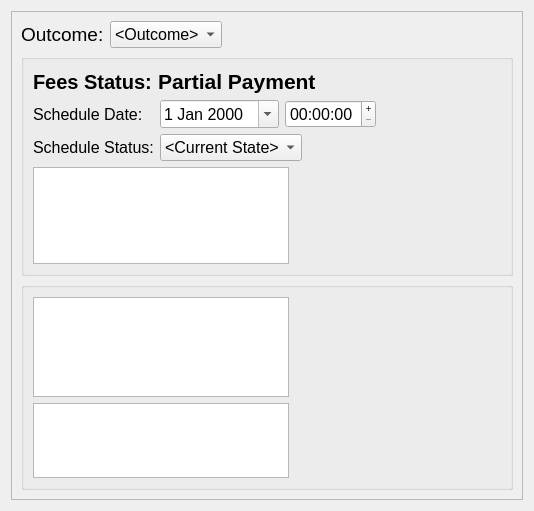
The window that drc/gui/mediationsessionform.ui (lansdon/cpts483_drc) describes before a commit, drawn with Qt 5.
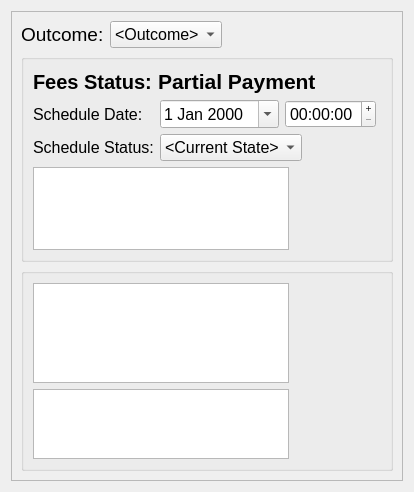
The same window after the commit.

The edit to the form file:
```diff
--- a/drc/gui/mediationsessionform.ui
+++ b/drc/gui/mediationsessionform.ui
@@ -6,8 +6,8 @@
    <rect>
     <x>0</x>
     <y>0</y>
-    <width>534</width>
-    <height>511</height>
+    <width>414</width>
+    <height>492</height>
    </rect>
   </property>
   <property name="sizePolicy">
@@ -16,6 +16,12 @@
     <verstretch>0</verstretch>
    </sizepolicy>
   </property>
+  <property name="minimumSize">
+   <size>
+    <width>414</width>
+    <height>0</height>
+   </size>
+  </property>
   <property name="baseSize">
    <size>
     <width>700</width>
@@ -41,8 +47,8 @@
        <rect>
         <x>0</x>
         <y>0</y>
-        <width>514</width>
-        <height>491</height>
+        <width>394</width>
+        <height>472</height>
        </rect>
       </property>
       <layout class="QVBoxLayout" name="verticalLayout">
```
